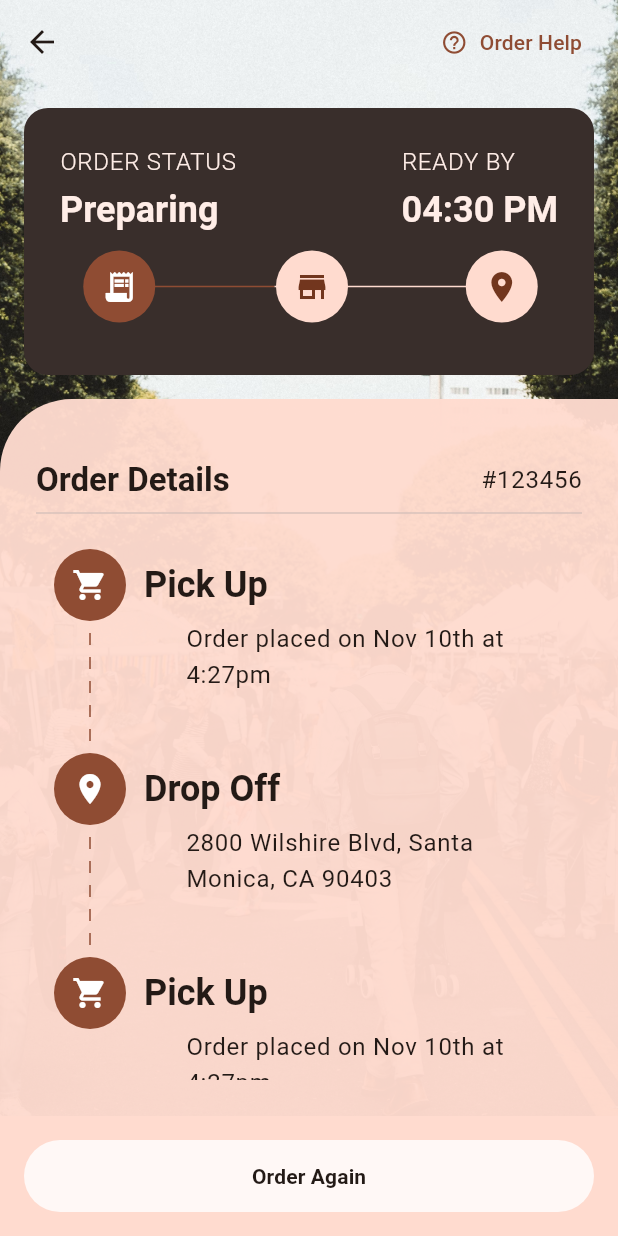
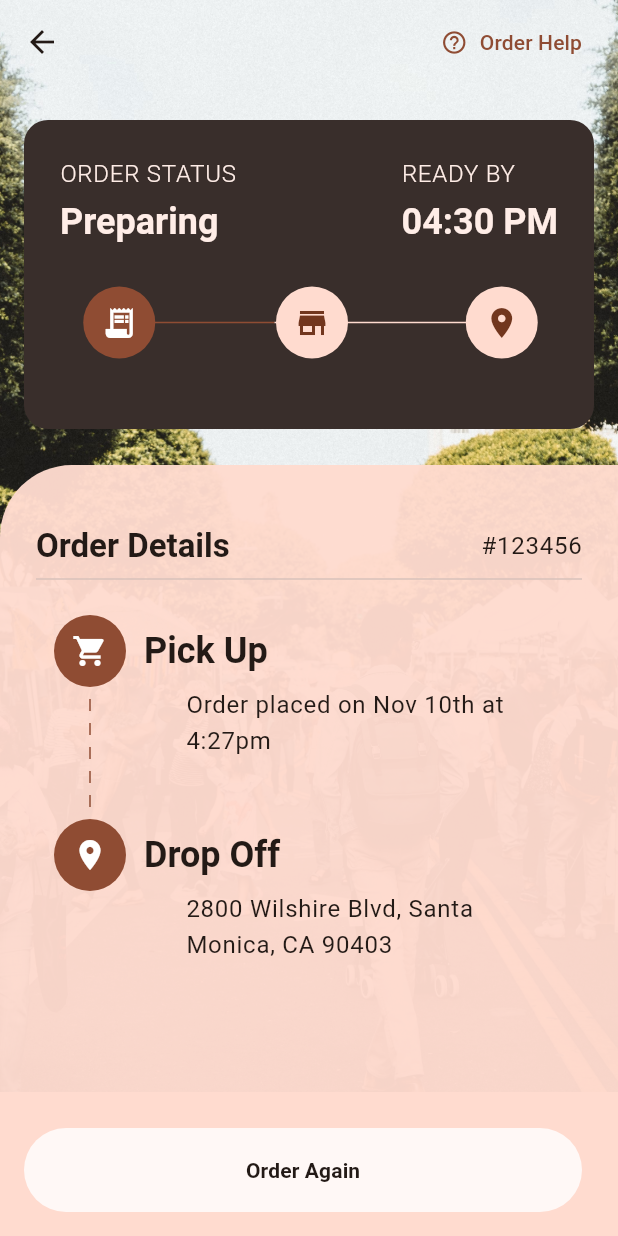
Before and after one commit to Mios-dream/Grocery-Shopping-App, a Flutter app: the OrderDetailScreen screen opened directly, on a phone screen of 412 x 824 dp. Run offline on Flutter 3.47's test engine with Material 3 defaults, Android fonts, the phone set to English and light mode, and no system bars; our stand-ins replace bloc, equatable, flutter_animate, flutter_bloc, go_router, google_fonts; missing offline and left inert: mobile_scanner; network calls fail.

```diff
--- a/lib/screen/order_detail_screen.dart
+++ b/lib/screen/order_detail_screen.dart
@@ -1,4 +1,5 @@
 import 'package:flutter/material.dart' hide Step, Stepper;
+import 'package:go_router/go_router.dart';
 
 import '../widget/app_stepper.dart';
 
@@ -41,8 +42,10 @@ class OrderDetailScreen extends StatelessWidget {
             children: [
               Container(
                 width: double.infinity,
-                margin: const EdgeInsets.all(16.0),
-                padding: const EdgeInsets.all(24.0),
+                margin: const EdgeInsets.only(
+                    left: 16.0, top: 24.0, right: 16.0, bottom: 24.0),
+                padding: const EdgeInsets.only(
+                    left: 24.0, top: 24.0, right: 24.0, bottom: 36.0),
                 decoration: BoxDecoration(
                   color: colorScheme.inverseSurface,
                   borderRadius: BorderRadius.circular(16.0),
@@ -94,6 +97,7 @@ class OrderDetailScreen extends StatelessWidget {
                         ),
                       ],
                     ),
+                    const SizedBox(height: 16.0),
                     const SizedBox(
                         height: 70,
                         child: HorizontalStepper(
@@ -167,21 +171,7 @@ class OrderDetailScreen extends StatelessWidget {
                                   '2800 Wilshire Blvd, Santa Monica, CA 90403',
                                   style: Theme.of(context).textTheme.bodyLarge,
                                 ),
-                              ),
-                              Step(
-                                icon: Icons.shopping_cart,
-                                title: Text(
-                                  'Pick Up',
-                                  style: Theme.of(context)
-                                      .textTheme
-                                      .headlineSmall!
-                                      .copyWith(fontWeight: FontWeight.bold),
-                                ),
-                                content: Text(
-                                  'Order placed on Nov 10th at 4:27pm',
-                                  style: Theme.of(context).textTheme.bodyLarge,
-                                ),
-                              ),
+                              )
                             ],
                           )
                         ]),
@@ -193,14 +183,16 @@ class OrderDetailScreen extends StatelessWidget {
             ],
           ),
           bottomNavigationBar: BottomAppBar(
-            height: 80,
+            height: 96,
             color: colorScheme.primaryContainer,
             elevation: 0.0,
-            padding: const EdgeInsets.all(
-              16
-            ),
+            padding: const EdgeInsets.only(
+                left: 16.0, top: 24.0, right: 24.0, bottom: 16.0),
             child: FilledButton(
-              onPressed: () {},
+              onPressed: () {
+                context
+                    .goNamed('category', pathParameters: {'categoryID': '1'});
+              },
               style: FilledButton.styleFrom(
                 minimumSize: const Size(double.infinity, 48.0),
                 backgroundColor: colorScheme.surface,
```
